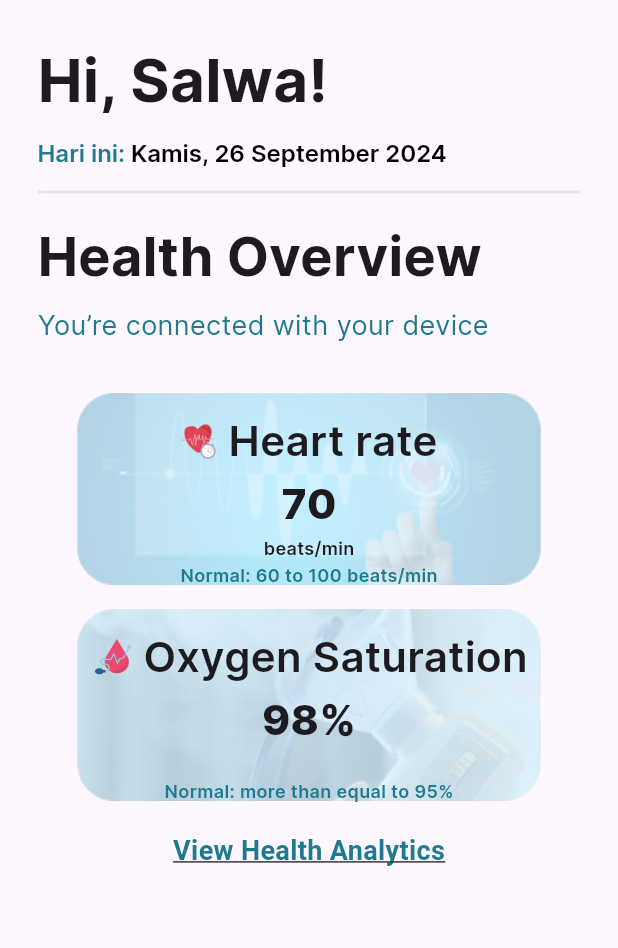
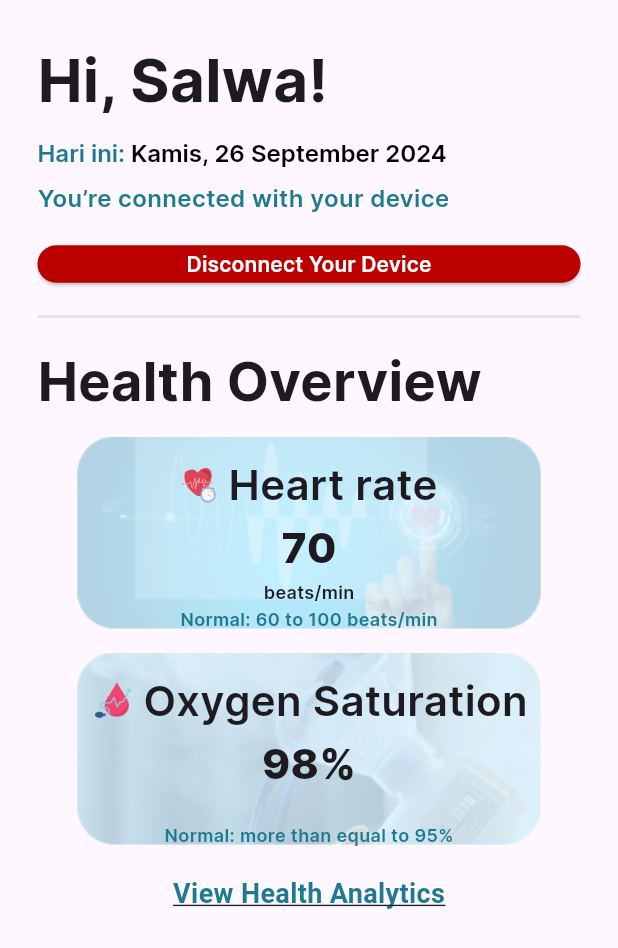
Before and after one commit to salwamhrn11/fallAlert-capstone, a Flutter app: the HealthOverviewScreen screen opened directly, on a phone screen of 412 x 824 dp. Shown: the top 948 px of the screen. Run offline on Flutter 3.47's test engine with Material 3 defaults, Android fonts, the phone set to English and light mode, and no system bars.

Commit message:
add disconnect button

```diff
--- a/lib/main.dart
+++ b/lib/main.dart
@@ -27,14 +27,23 @@ class MyApp extends StatelessWidget {
           ),
         ),
       ),
-      home: const HealthOverviewScreen(),
+      home: const ConnectPage(),
     );
   }
 }
 
 // Page to connect to hardware
-class ConnectPage extends StatelessWidget {
+class ConnectPage extends StatefulWidget {
   const ConnectPage({Key? key}) : super(key: key);
+
+  @override
+  _ConnectPageState createState() => _ConnectPageState();
+}
+
+class _ConnectPageState extends State<ConnectPage> {
+  final TextEditingController serverController = TextEditingController();
+  final TextEditingController portController = TextEditingController();
+  String errorMessage = '';
 
   @override
   Widget build(BuildContext context) {
@@ -64,6 +73,7 @@ class ConnectPage extends StatelessWidget {
             Column(
               children: [
                 TextField(
+                  controller: serverController, // Mengambil input dari user
                   decoration: InputDecoration(
                     labelText: 'Enter your server',
                     prefixIcon: Image.asset(
@@ -77,13 +87,13 @@ class ConnectPage extends StatelessWidget {
                     enabledBorder: OutlineInputBorder(
                       borderRadius: BorderRadius.circular(24),
                       borderSide: const BorderSide(
-                        color: Colors.grey, // Border color when inactive
+                        color: Colors.grey,
                       ),
                     ),
                     focusedBorder: OutlineInputBorder(
                       borderRadius: BorderRadius.circular(24),
                       borderSide: const BorderSide(
-                        color: Colors.black, // Border color when active
+                        color: Colors.black,
                       ),
                     ),
                   ),
@@ -94,8 +104,9 @@ class ConnectPage extends StatelessWidget {
                     color: Color(0xFFA1A8B0),
                   ),
                 ),
-                const SizedBox(height: 16), // Add spacing
+                const SizedBox(height: 16),
                 TextField(
+                  controller: portController, // Mengambil input dari user
                   decoration: InputDecoration(
                     labelText: 'Enter your port',
                     prefixIcon: Image.asset(
@@ -109,13 +120,13 @@ class ConnectPage extends StatelessWidget {
                     enabledBorder: OutlineInputBorder(
                       borderRadius: BorderRadius.circular(24),
                       borderSide: const BorderSide(
-                        color: Colors.grey, // Border color when inactive
+                        color: Colors.grey,
                       ),
                     ),
                     focusedBorder: OutlineInputBorder(
                       borderRadius: BorderRadius.circular(24),
                       borderSide: const BorderSide(
-                        color: Colors.black, // Border color when active
+                        color: Colors.black,
                       ),
                     ),
                   ),
@@ -126,14 +137,25 @@ class ConnectPage extends StatelessWidget {
                     color: Color(0xFFA1A8B0),
                   ),
                 ),
-                const SizedBox(height: 16), // Add spacing
+                const SizedBox(height: 16),
               ],
             ),
             const SizedBox(height: 32),
             ElevatedButton(
               onPressed: () {
-                // Action when "Connect" button is pressed
-                print("Connecting to server...");
+                // Validasi input
+                if (serverController.text.isNotEmpty && portController.text.isNotEmpty) {
+                  // Jika valid, arahkan ke halaman HealthOverviewScreen
+                  Navigator.push(
+                    context,
+                    MaterialPageRoute(builder: (context) => const HealthOverviewScreen()),
+                  );
+                } else {
+                  // Jika tidak valid, tampilkan pesan error
+                  setState(() {
+                    errorMessage = 'Both server and port must be filled!';
+                  });
+                }
               },
               child: const SizedBox(
                 width: 327,
@@ -151,13 +173,20 @@ class ConnectPage extends StatelessWidget {
                 ),
               ),
               style: ElevatedButton.styleFrom(
-                backgroundColor: const Color(0xFF1E7A8F), // Button background color
+                backgroundColor: const Color(0xFF1E7A8F),
                 shape: RoundedRectangleBorder(
                   borderRadius: BorderRadius.circular(32),
                 ),
-                minimumSize: const Size(327, 56), // Button size
+                minimumSize: const Size(327, 56),
               ),
             ),
+            const SizedBox(height: 16),
+            // Menampilkan pesan error jika ada
+            if (errorMessage.isNotEmpty)
+              Text(
+                errorMessage,
+                style: const TextStyle(color: Colors.red),
+              ),
           ],
         ),
       ),
@@ -186,13 +215,20 @@ class HealthOverviewScreen extends StatelessWidget {
         elevation: 0,
         toolbarHeight: 0,
       ),
-      body: SingleChildScrollView( // Wrap with SingleChildScrollView
+      body: SingleChildScrollView(
         child: Padding(
           padding: const EdgeInsets.all(25.0),
           child: Column(
             crossAxisAlignment: CrossAxisAlignment.start,
             children: [
-              const Text('Hi, Salwa!', style: TextStyle(fontSize: 40, fontFamily: 'Inter', fontWeight: FontWeight.bold, )),
+              const Text(
+                'Hi, Salwa!',
+                style: TextStyle(
+                  fontSize: 40,
+                  fontFamily: 'Inter',
+                  fontWeight: FontWeight.bold,
+                ),
+              ),
               const SizedBox(height: 10),
               RichText(
                 text: TextSpan(
@@ -209,7 +245,7 @@ class HealthOverviewScreen extends StatelessWidget {
                     TextSpan(
                       text: '$currentDate',
                       style: TextStyle(
-                        color: Colors.black, // Warna hitam untuk tanggal
+                        color: Colors.black,
                         fontWeight: FontWeight.w600,
                         fontSize: 16,
                         fontFamily: 'Inter',
@@ -218,17 +254,59 @@ class HealthOverviewScreen extends StatelessWidget {
                   ],
                 ),
               ),
+              const SizedBox(height: 10),
+              const Text(
+                'You’re connected with your device',
+                style: TextStyle(
+                  fontSize: 16,
+                  fontWeight: FontWeight.w600,
+                  fontFamily: 'Inter',
+                  color: Color(0xFF1E7A8F),
+                ),
+              ),
+
+              const SizedBox(height: 8),
+              ElevatedButton(
+                onPressed: () {
+                  // Navigating back to the ConnectPage
+                  Navigator.pop(context);
+                },
+                child: const SizedBox(
+                  height: 25, // Set the height of the button
+                  child: Center(
+                    child: Text(
+                      'Disconnect Your Device',
+                      style: TextStyle(
+                        fontFamily: 'Inter',
+                        fontSize: 14, // Adjust font size as needed
+                        fontWeight: FontWeight.w600,
+                        color: Colors.white,
+                      ),
+                    ),
+                  ),
+                ),
+                style: ElevatedButton.styleFrom(
+                  backgroundColor: const Color(0xFFBB0000), // Button color
+                  shape: RoundedRectangleBorder(
+                    borderRadius: BorderRadius.circular(30), // Rounded corners with a radius of 30
+                  ),
+                  minimumSize: const Size(double.infinity, 25), // Set width to match the line and height to 25
+                ),
+              ),
+
+              const SizedBox(height: 10),
+              Container(
+                width: double.infinity,
+                height: 2.0,
+                color: Color(0xFFE2E5EF),
+              ),
+
               const SizedBox(height: 16),
-              Container(
-                width: double.infinity, // Panjang garis mengikuti lebar parent
-                height: 2.0, // Ketebalan garis
-                color: Color(0xFFE2E5EF), // Warna garis abu-abu
+              const Text(
+                'Health Overview',
+                style: TextStyle(fontSize: 36, fontWeight: FontWeight.bold, fontFamily: 'Inter'),
               ),
-              const SizedBox(height: 16),
-              const Text('Health Overview', style: TextStyle(fontSize: 36, fontWeight: FontWeight.bold, fontFamily: 'Inter')),
-            const SizedBox(height: 8),
-        const Text('You’re connected with your device', style: TextStyle(fontSize: 18, fontWeight: FontWeight.normal, fontFamily: 'Inter', color: Color(0xFF1E7A8F))),
-              const SizedBox(height: 32),
+              const SizedBox(height: 12),
               Center(
                 child: Column(
                   children: [
@@ -257,7 +335,7 @@ class HealthOverviewScreen extends StatelessWidget {
                   style: TextStyle(color: Color(0xFF1E7A8F), fontSize: 18, decoration: TextDecoration.underline, fontWeight: FontWeight.w600),
                 ),
               ),
-              const SizedBox(height: 16), // Ensure there is some bottom padding
+              const SizedBox(height: 16),
             ],
           ),
         ),
```
